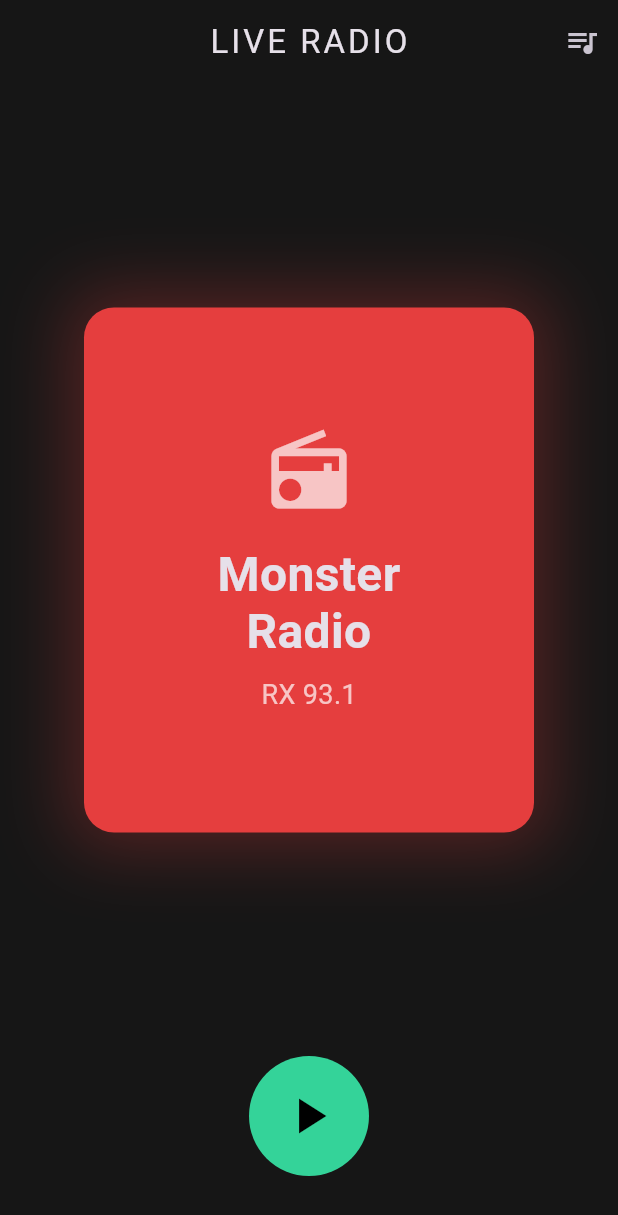
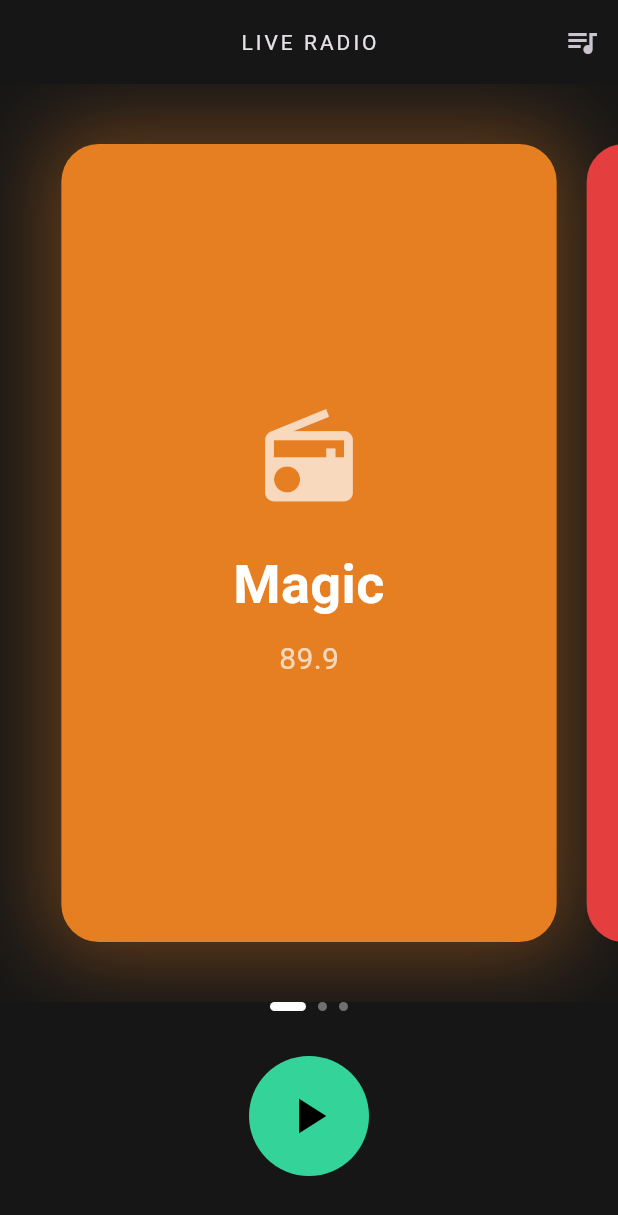
Before and after one commit to DRMx86/RADYOmo, a Flutter app: the screen it shows after launch, after a tap on the "play arrow" icon, on a phone screen of 412 x 824 dp. Shown: the top 1215 px of the screen. Run offline on Flutter 3.47's test engine with Material 3 defaults, Android fonts, the phone set to English and light mode, and no system bars; our stand-ins replace just_audio, just_audio_background.

Commit message:
Implement radio station model and player UI
Added a data model for radio stations and implemented a page view for switching between them. Enhanced the play functionality to handle multiple stations and updated the UI accordingly.

```diff
--- a/lib/main.dart
+++ b/lib/main.dart
@@ -12,6 +12,23 @@ void main() async {
   );
 
   runApp(const RadioApp());
+}
+
+// Data model for the stations
+class RadioStation {
+  final String name;
+  final String frequency;
+  final String url;
+  final Color color;
+  final String logoUrl;
+
+  RadioStation({
+    required this.name,
+    required this.frequency,
+    required this.url,
+    required this.color,
+    required this.logoUrl,
+  });
 }
 
 class RadioApp extends StatelessWidget {
@@ -38,19 +55,45 @@ class RadioPlayerScreen extends StatefulWidget {
 }
 
 class _RadioPlayerScreenState extends State<RadioPlayerScreen> {
-  // Initialize player with a browser User-Agent to prevent server blocks
   final AudioPlayer _player = AudioPlayer(
     userAgent: 'Mozilla/5.0 (Windows NT 10.0; Win64; x64) AppleWebKit/537.36 (KHTML, like Gecko) Chrome/120.0.0.0 Safari/537.36',
   );
 
+  final PageController _pageController = PageController(viewportFraction: 0.85);
+  int _currentIndex = 0;
   String? _errorMessage;
   bool _isLoading = false;
+  int? _playingStationIndex; // Tracks which station is currently loaded
+
+  // List of stations. Update the URLs and logos as needed!
+  final List<RadioStation> stations = [
+    RadioStation(
+      name: 'Magic',
+      frequency: '89.9',
+      url: 'https://in-icecast.eradioportal.com:8443/magic899', // Replace if needed
+      color: const Color(0xFFE67E22), // Orange
+      logoUrl: 'https://via.placeholder.com/300/E67E22/FFFFFF?text=Magic+89.9',
+    ),
+    RadioStation(
+      name: 'Monster\nRadio',
+      frequency: 'RX 93.1',
+      url: 'https://in-icecast.eradioportal.com:8443/monsterrrx',
+      color: const Color(0xFFE53E3E), // Red
+      logoUrl: 'https://via.placeholder.com/300/E53E3E/FFFFFF?text=Monster+Radio',
+    ),
+    RadioStation(
+      name: 'Barangay\nLS',
+      frequency: '97.1',
+      url: 'https://in-icecast.eradioportal.com:8443/barangayls', // Replace if needed
+      color: const Color(0xFF2980B9), // Blue
+      logoUrl: 'https://via.placeholder.com/300/2980B9/FFFFFF?text=Barangay+LS',
+    ),
+  ];
 
   @override
   void initState() {
     super.initState();
 
-    // Correct error handling for just_audio 0.9.46
     _player.playbackEventStream.listen(
       (event) {},
       onError: (Object error, StackTrace stackTrace) {
@@ -65,32 +108,36 @@ class _RadioPlayerScreenState extends State<RadioPlayerScreen> {
   @override
   void dispose() {
     _player.dispose();
+    _pageController.dispose();
     super.dispose();
   }
 
-  Future<void> _playRadio(String url, String title, String frequency) async {
+  Future<void> _togglePlay(int index) async {
+    final station = stations[index];
+
+    // If clicking play on a station that isn't currently loaded
+    if (_playingStationIndex != index) {
       setState(() {
         _errorMessage = null;
         _isLoading = true;
+        _playingStationIndex = index;
       });
 
       try {
-      // IMPORTANT: Wrapping the URI in a MediaItem for background audio
+        await _player.stop(); // Stop whatever is currently playing
         await _player.setAudioSource(
           AudioSource.uri(
-          Uri.parse(url),
+            Uri.parse(station.url),
             tag: MediaItem(
-            id: title,
-            title: title,
-            artist: frequency,
-            artUri: Uri.parse('https://via.placeholder.com/300'), // Replace with your logo URL
+              id: station.name,
+              title: station.name.replaceAll('\n', ' '),
+              artist: station.frequency,
+              artUri: Uri.parse(station.logoUrl),
             ),
           ),
         );
 
-      if (mounted) {
-        setState(() => _isLoading = false);
-      }
+        if (mounted) setState(() => _isLoading = false);
         _player.play();
       } catch (e) {
         if (mounted) {
@@ -100,13 +147,22 @@ class _RadioPlayerScreenState extends State<RadioPlayerScreen> {
           });
         }
       }
+    } else {
+      // If clicking play/pause on the station that is already loaded
+      if (_player.playing) {
+        _player.pause();
+      } else {
+        _player.play();
+      }
+      setState(() {});
+    }
   }
 
   @override
   Widget build(BuildContext context) {
     return Scaffold(
       appBar: AppBar(
-        title: const Text('LIVE RADIO', style: TextStyle(letterSpacing: 2)),
+        title: const Text('LIVE RADIO', style: TextStyle(letterSpacing: 2, fontSize: 14)),
         centerTitle: true,
         backgroundColor: Colors.transparent,
         elevation: 0,
@@ -120,17 +176,27 @@ class _RadioPlayerScreenState extends State<RadioPlayerScreen> {
       body: Column(
         children: [
           Expanded(
-            child: Center(
-              child: Container(
-                width: 300,
-                height: 350,
+            child: PageView.builder(
+              controller: _pageController,
+              itemCount: stations.length,
+              onPageChanged: (index) {
+                setState(() {
+                  _currentIndex = index;
+                });
+              },
+              itemBuilder: (context, index) {
+                final station = stations[index];
+                return AnimatedContainer(
+                  duration: const Duration(milliseconds: 300),
+                  margin: const EdgeInsets.symmetric(horizontal: 10, vertical: 40),
                   decoration: BoxDecoration(
-                  color: const Color(0xFFE53E3E), // Red color from your screenshot
-                  borderRadius: BorderRadius.circular(20),
+                    color: station.color,
+                    borderRadius: BorderRadius.circular(25),
                     boxShadow: [
+                      if (_currentIndex == index)
                         BoxShadow(
-                      color: const Color(0xFFE53E3E).withOpacity(0.3),
-                      blurRadius: 40,
+                          color: station.color.withOpacity(0.4),
+                          blurRadius: 50,
                           spreadRadius: 10,
                         )
                     ],
@@ -138,51 +204,72 @@ class _RadioPlayerScreenState extends State<RadioPlayerScreen> {
                   child: Column(
                     mainAxisAlignment: MainAxisAlignment.center,
                     children: [
-                    const Icon(Icons.radio, size: 60, color: Colors.white70),
-                    const SizedBox(height: 20),
-                    const Text(
-                      'Monster\nRadio',
+                      const Icon(Icons.radio, size: 70, color: Colors.white70),
+                      const SizedBox(height: 30),
+                      Text(
+                        station.name,
                         textAlign: TextAlign.center,
-                      style: TextStyle(fontSize: 32, fontWeight: FontWeight.bold, height: 1.2),
+                        style: const TextStyle(
+                          fontSize: 36,
+                          fontWeight: FontWeight.bold,
+                          height: 1.1,
+                          color: Colors.white
                         ),
-                    const SizedBox(height: 10),
-                    const Text('RX 93.1', style: TextStyle(fontSize: 18, color: Colors.white70)),
+                      ),
+                      const SizedBox(height: 15),
+                      Text(
+                        station.frequency,
+                        style: const TextStyle(fontSize: 20, color: Colors.white70)
+                      ),
                     ],
+                  ),
+                );
+              },
+            ),
+          ),
+
+          // Page Indicator Dots
+          Row(
+            mainAxisAlignment: MainAxisAlignment.center,
+            children: List.generate(
+              stations.length,
+              (index) => AnimatedContainer(
+                duration: const Duration(milliseconds: 300),
+                margin: const EdgeInsets.symmetric(horizontal: 4),
+                height: 6,
+                width: _currentIndex == index ? 24 : 6,
+                decoration: BoxDecoration(
+                  color: _currentIndex == index ? Colors.white : Colors.white38,
+                  borderRadius: BorderRadius.circular(3),
                 ),
               ),
             ),
           ),
 
+          const SizedBox(height: 30),
+
           // Play Button
-          Padding(
-            padding: const EdgeInsets.only(bottom: 40),
-            child: GestureDetector(
-              onTap: () {
-                if (_player.playing) {
-                  _player.pause();
-                } else {
-                  // Replace with your ACTUAL URL
-                  _playRadio('https://in-icecast.eradioportal.com:8443/monsterrrx', 'Monster Radio', 'RX 93.1');
-                }
-                setState(() {});
-              },
+          GestureDetector(
+            onTap: () => _togglePlay(_currentIndex),
             child: Container(
               width: 80,
               height: 80,
+              margin: const EdgeInsets.only(bottom: 40),
               decoration: const BoxDecoration(
                 shape: BoxShape.circle,
                 color: Color(0xFF34D399), // Green button
               ),
-                child: _isLoading
+              child: _isLoading && _playingStationIndex == _currentIndex
                 ? const Padding(
                     padding: EdgeInsets.all(24.0),
                     child: CircularProgressIndicator(color: Colors.black),
                   )
                 : Icon(
-                      _player.playing ? Icons.pause : Icons.play_arrow,
+                    (_player.playing && _playingStationIndex == _currentIndex)
+                        ? Icons.pause
+                        : Icons.play_arrow,
                     color: Colors.black,
                     size: 40,
-                    ),
                   ),
             ),
           ),
```
Lines whose indentation alone changed are shown as unchanged.
